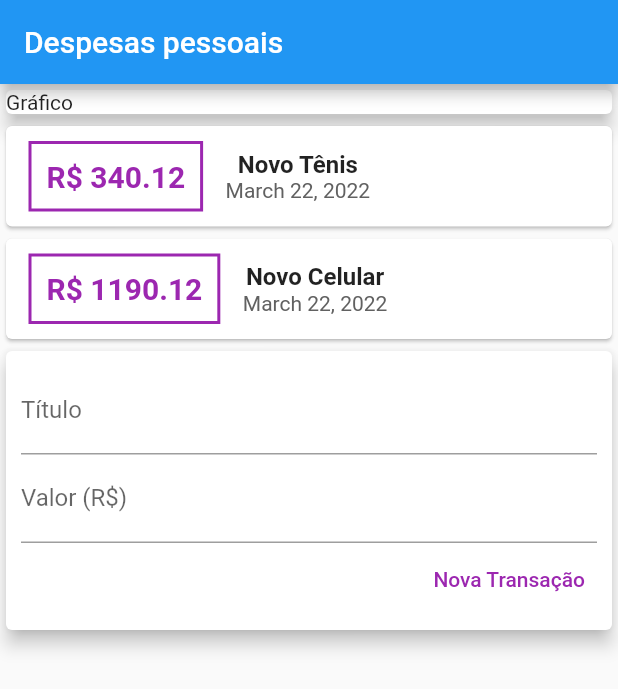
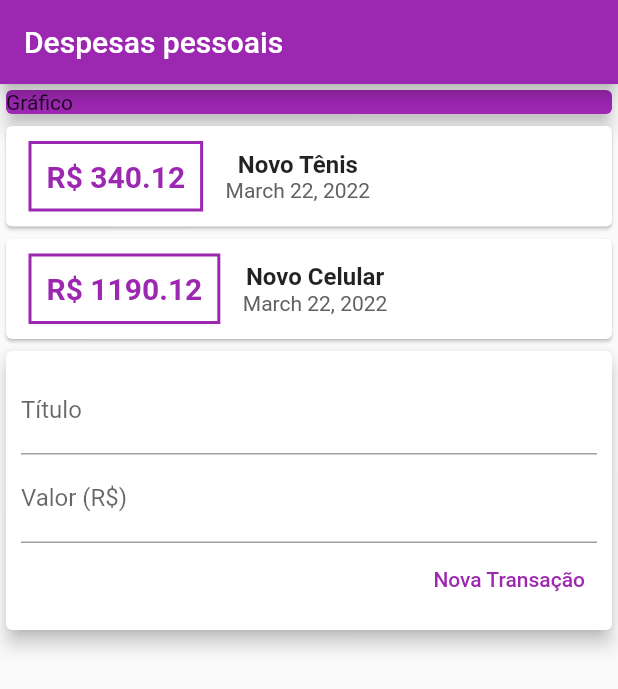
Before and after one commit to joevtap/despesas_pessoais, a Flutter app: the screen it shows after launch, on a phone screen of 412 x 824 dp. Shown: the top 689 px of the screen. Run offline on Flutter 3.47's test engine with Material 2 defaults, Android fonts, the phone set to English and light mode, and no system bars.

Commit message:
Code refactor

```diff
--- /dev/null
+++ b/lib/components/transaction/transaction_form.dart
@@ -0,0 +1,48 @@
+import 'package:flutter/material.dart';
+
+class TransactionForm extends StatelessWidget {
+  final titleController = TextEditingController();
+  final valueController = TextEditingController();
+
+  TransactionForm({Key? key}) : super(key: key);
+
+  @override
+  Widget build(BuildContext context) {
+    return Card(
+      elevation: 5,
+      child: Padding(
+        padding: const EdgeInsets.all(10),
+        child: Column(
+          children: [
+            TextField(
+              controller: titleController,
+              decoration: const InputDecoration(
+                labelText: 'Título',
+              ),
+            ),
+            TextField(
+              controller: valueController,
+              decoration: const InputDecoration(
+                labelText: 'Valor (R\$)',
+              ),
+            ),
+            Row(
+              mainAxisAlignment: MainAxisAlignment.end,
+              children: [
+                TextButton(
+                  onPressed: () {
+                    print([titleController.text, valueController.text]);
+                  },
+                  child: const Text(
+                    'Nova Transação',
+                    style: TextStyle(color: Colors.purple),
+                  ),
+                ),
+              ],
+            ),
+          ],
+        ),
+      ),
+    );
+  }
+}
--- /dev/null
+++ b/lib/components/transaction/transaction_list.dart
@@ -0,0 +1,26 @@
+import 'package:despesas_pessoais/components/transaction/transaction_card.dart';
+import 'package:flutter/material.dart';
+import 'package:intl/intl.dart';
+import '../../models/transaction.dart';
+
+class TransactionList extends StatelessWidget {
+  final List<Transaction> transactions;
+
+  const TransactionList({
+    Key? key,
+    required this.transactions,
+  }) : super(key: key);
+
+  @override
+  Widget build(BuildContext context) {
+    return Column(
+      children: transactions.map((tr) {
+        return TransactionCard(
+          value: tr.value,
+          title: tr.title,
+          date: DateFormat.yMMMMd().format(tr.date),
+        );
+      }).toList(),
+    );
+  }
+}
--- /dev/null
+++ b/lib/components/transaction/transaction_user.dart
@@ -0,0 +1,39 @@
+import 'package:despesas_pessoais/components/transaction/transaction_form.dart';
+import 'package:despesas_pessoais/components/transaction/transaction_list.dart';
+import 'package:flutter/material.dart';
+
+import '../../models/transaction.dart';
+
+class TransactionUser extends StatefulWidget {
+  const TransactionUser({Key? key}) : super(key: key);
+
+  @override
+  State<TransactionUser> createState() => _TransactionUserState();
+}
+
+class _TransactionUserState extends State<TransactionUser> {
+  final _transactions = [
+    Transaction(
+      id: 't1',
+      title: 'Novo Tênis',
+      value: 340.12,
+      date: DateTime.now(),
+    ),
+    Transaction(
+      id: 't2',
+      title: 'Novo Celular',
+      value: 1190.12,
+      date: DateTime.now(),
+    ),
+  ];
+
+  @override
+  Widget build(BuildContext context) {
+    return Column(
+      children: [
+        TransactionList(transactions: _transactions),
+        TransactionForm(),
+      ],
+    );
+  }
+}
--- a/lib/main.dart
+++ b/lib/main.dart
@@ -1,7 +1,6 @@
-import 'package:despesas_pessoais/components/transaction/main.dart';
-import 'package:despesas_pessoais/models/transaction.dart';
 import 'package:flutter/material.dart';
-import 'package:intl/intl.dart';
+
+import 'components/transaction/transaction_user.dart';
 
 void main() {
   runApp(const ExpensesApp());
@@ -19,85 +18,20 @@ class ExpensesApp extends StatelessWidget {
 }
 
 class MyHomePage extends StatelessWidget {
-
-  final titleController = TextEditingController();
-  final valueController = TextEditingController();
-
-  final _transactions = [
-    Transaction(
-      id: 't1',
-      title: 'Novo Tênis',
-      value: 340.12,
-      date: DateTime.now(),
-    ),
-    Transaction(
-      id: 't2',
-      title: 'Novo Celular',
-      value: 1190.12,
-      date: DateTime.now(),
-    ),
-  ];
-
   MyHomePage({Key? key}) : super(key: key);
 
   @override
   Widget build(BuildContext context) {
     return Scaffold(
       appBar: AppBar(
+        backgroundColor: Colors.purple,
         title: const Text('Despesas pessoais'),
       ),
       body: Column(
           crossAxisAlignment: CrossAxisAlignment.stretch,
-          children: <Widget>[
-            const Card(
-              child: Text('Gráfico'),
-              elevation: 5,
-            ),
-            Column(
-              children: _transactions.map((tr) {
-                return TransactionCard(
-                  value: tr.value,
-                  title: tr.title,
-                  date: DateFormat.yMMMMd().format(tr.date),
-                );
-              }).toList(),
-            ),
-            Card(
-              elevation: 5,
-              child: Padding(
-                padding: const EdgeInsets.all(10),
-                child: Column(
-                  children: [
-                    TextField(
-                      controller: titleController,
-                      decoration: const InputDecoration(
-                        labelText: 'Título',
-                      ),
-                    ),
-                    TextField(
-                      controller: valueController,
-                      decoration: const InputDecoration(
-                        labelText: 'Valor (R\$)',
-                      ),
-                    ),
-                    Row(
-                      mainAxisAlignment: MainAxisAlignment.end,
-                      children: [
-                        TextButton(
-                          onPressed: () {
-                            print([titleController.text, valueController.text]);
-                          },
-                          child: const Text(
-                            'Nova Transação',
-                            style: TextStyle(color: Colors.purple),
-                          ),
-                        ),
-                      ],
-                    ),
-                  ],
-                ),
-              ),
-            ),
+          children: const <Widget>[
+            Card(child: Text('Gráfico'), elevation: 5, color: Colors.purple),
+            TransactionUser(),
           ]),
     );
   }
```
Also changed, not shown: lib/components/transaction/transaction_card.dart (renamed from lib/components/transaction/main.dart).
